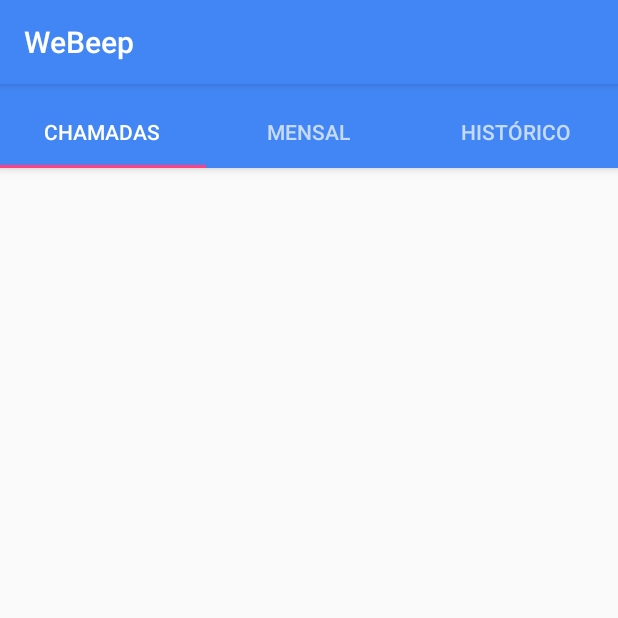
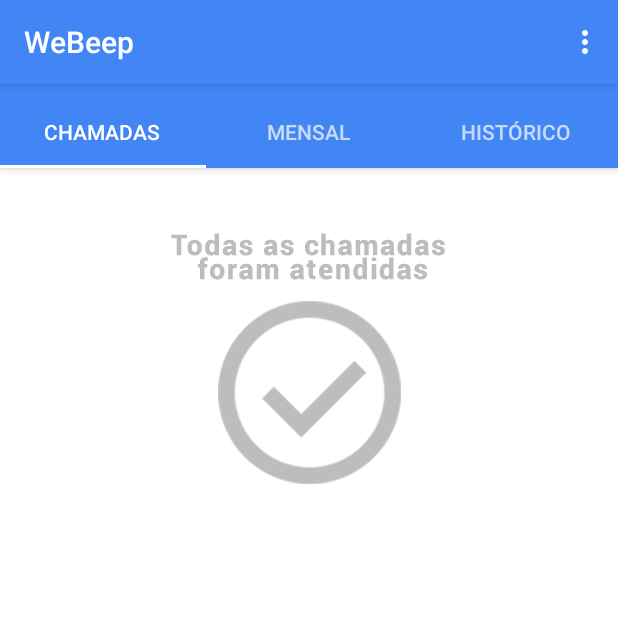
Before and after one commit to xxporkoxx/CuidAqui, an Android app: the screen it shows after launch (MainActivity), on a phone screen of 412 x 824 dp, the top half of it. Run offline under Robolectric (Android 15) with nearby library versions, the phone set to English and light mode, and no system bars; our stand-ins replace ButterKnife, Firebase (no records; nobody signed in at launch, a user with empty details on screens opened directly); 3 statements that could not run were skipped.

Commit message:
customizing sections, fixing layout, changing colors, add menu option renomear paciente, and other stuffs

```diff
--- a/app/src/main/res/layout/section_one_fragment.xml
+++ b/app/src/main/res/layout/section_one_fragment.xml
@@ -2,7 +2,8 @@
 <LinearLayout
     xmlns:android="http://schemas.android.com/apk/res/android"
     android:orientation="vertical" android:layout_width="match_parent"
-    android:layout_height="match_parent">
+    android:layout_height="match_parent"
+    android:background="@color/white">
 
     <LinearLayout
         android:layout_width="wrap_content"
@@ -34,12 +35,15 @@
         android:layout_marginBottom="@dimen/activity_vertical_margin"
         android:layout_marginLeft="@dimen/activity_horizontal_margin"
         android:layout_marginRight="@dimen/activity_horizontal_margin"
-        android:layout_marginTop="@dimen/activity_vertical_margin">
-    </ListView>
+        android:layout_marginTop="@dimen/activity_vertical_margin"/>
+
 
     <ImageView
         android:layout_width="wrap_content"
         android:layout_height="wrap_content"
-        android:id="@+id/section_one_empty_list_imageView"/>
+        android:id="@+id/section_one_empty_list_imageView"
+        android:src="@drawable/img_empty_call_list_xxdpi"
+        android:layout_gravity="center"
+        android:layout_marginTop="25dp"/>
 
 </LinearLayout>
--- a/app/src/main/res/layout/section_three_fragment.xml
+++ b/app/src/main/res/layout/section_three_fragment.xml
@@ -1,7 +1,9 @@
 <?xml version="1.0" encoding="utf-8"?>
-<LinearLayout xmlns:android="http://schemas.android.com/apk/res/android"
+<LinearLayout
+    xmlns:android="http://schemas.android.com/apk/res/android"
     android:orientation="vertical" android:layout_width="match_parent"
-    android:layout_height="match_parent">
+    android:layout_height="match_parent"
+    android:background="@color/white">
     <TextView
         android:layout_width="wrap_content"
         android:layout_height="wrap_content"
--- a/app/src/main/res/layout/section_two_fragment.xml
+++ b/app/src/main/res/layout/section_two_fragment.xml
@@ -1,7 +1,9 @@
 <?xml version="1.0" encoding="utf-8"?>
-<LinearLayout xmlns:android="http://schemas.android.com/apk/res/android"
+<LinearLayout
+    xmlns:android="http://schemas.android.com/apk/res/android"
     android:orientation="vertical" android:layout_width="match_parent"
-    android:layout_height="match_parent">
+    android:layout_height="match_parent"
+    android:background="@color/white">
     <TextView
         android:layout_width="wrap_content"
         android:layout_height="wrap_content"
--- /dev/null
+++ b/app/src/main/res/menu/menu_main.xml
@@ -0,0 +1,10 @@
+<menu xmlns:android="http://schemas.android.com/apk/res/android"
+    xmlns:app="http://schemas.android.com/apk/res-auto"
+    xmlns:tools="http://schemas.android.com/tools"
+    tools:context="com.example.diegomello.tabedaplicationn.MainActivity">
+    <item
+        android:id="@+id/action_rename_patient"
+        android:orderInCategory="100"
+        android:title="@string/rename_patient"
+        app:showAsAction="never" />
+</menu>
--- a/app/src/main/res/values/colors.xml
+++ b/app/src/main/res/values/colors.xml
@@ -2,7 +2,7 @@
 <resources>
     <color name="colorPrimary">#4285f4</color>
     <color name="colorPrimaryDark">#3367d6</color>
-    <color name="colorAccent">#FF4081</color>
+    <color name="colorAccent">#ffffff</color>
 
     <color name="black">#000000</color>
     <color name="white">#ffffff</color>
--- a/app/src/main/res/values/dimens.xml
+++ b/app/src/main/res/values/dimens.xml
@@ -3,4 +3,5 @@
     <dimen name="activity_horizontal_margin">5dp</dimen>
     <dimen name="activity_vertical_margin">10dp</dimen>
     <dimen name="appbar_padding_top">8dp</dimen>
+    <dimen name="list_item_call_padding">3dp</dimen>
 </resources>
--- a/app/src/main/res/values/strings.xml
+++ b/app/src/main/res/values/strings.xml
@@ -1,4 +1,14 @@
 <resources>
     <string name="app_name">WeBeep</string>
     <string name="section_format">Hello World from section: %1$d</string>
+
+    <string name="rename_patient">Renomear Paciente</string>
+
+    <string name="call_waiting_to_serve_text">Aguardando cuidado</string>
+    <string name="call_on_the_way_text">Pessoa a caminho</string>
+    <string name="call_served_text">Chamada atendida</string>
+
+    <string name="call_waiting_button_text">ATENDER</string>
+    <string name="call_on_the_way_button_text">CONCLUIR</string>
+    <string name="call_served_button_text">DELETAR</string>
 </resources>
--- a/app/src/main/res/values/styles.xml
+++ b/app/src/main/res/values/styles.xml
@@ -11,5 +11,21 @@
     <style name="AppTheme.AppBarOverlay" parent="ThemeOverlay.AppCompat.Dark.ActionBar" />
 
     <style name="AppTheme.PopupOverlay" parent="ThemeOverlay.AppCompat.Light" />
+<!--
 
+<item name="alertDialogTheme">@style/AlertDialogCustom</item>
+
+    <style name="AlertDialogCustom" parent="android:Theme.Material.Light.Dialog.Alert">
+        <item name="colorPrimary">#00397F</item>
+        <item name="colorAccent">#0AAEEF</item>
+    </style>
+-->
+    <style name="MyAlertDialogStyle" parent="Theme.AppCompat.Light.Dialog.Alert">
+        <!-- Used for the buttons -->
+        <item name="colorAccent">@color/white</item>
+        <!-- Used for the title and text -->
+        <item name="android:textColorPrimary">@color/white</item>
+        <!-- Used for the background -->
+        <item name="android:background">@color/colorPrimary</item>
+    </style>
 </resources>
```
Also changed, not shown: app/src/main/java/com/project/diegomello/cuidaqui/CallsAdapter.java (+6 -6 lines), app/src/main/java/com/project/diegomello/cuidaqui/MainActivity.java (+68 -0 lines), app/src/main/res/layout/list_item_call.xml (+17 -4 lines), app/src/main/res/drawable-hdpi/img_empty_call_list_xxdpi.png (added), app/src/main/res/drawable-hdpi/img_empty_refrigerator_xxdpi.png (added), app/src/main/res/drawable-mdpi/img_empty_call_list_xxdpi.png (added), app/src/main/res/drawable-mdpi/img_empty_refrigerator_xxdpi.png (added), app/src/main/res/drawable-xhdpi/img_empty_call_list_xxdpi.png (added), app/src/main/res/drawable-xhdpi/img_empty_refrigerator_xxdpi.png (added), 3 other files.
